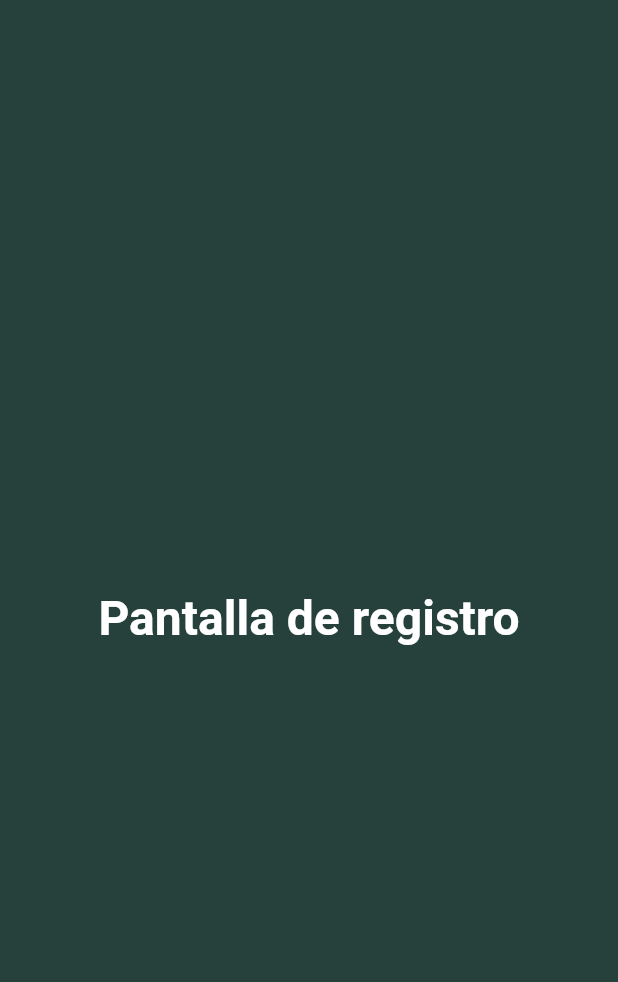
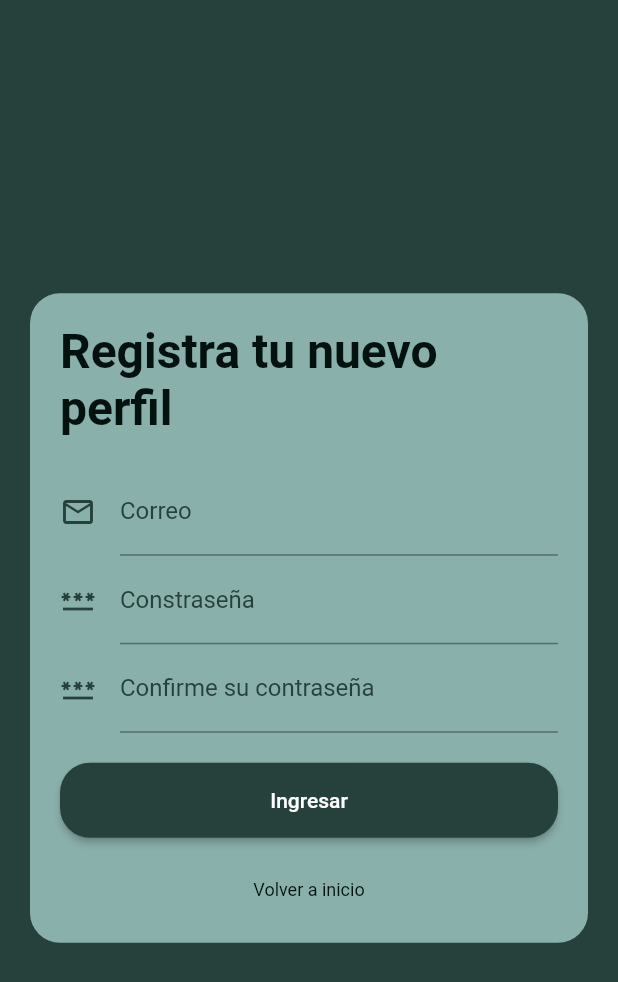
Before and after one commit to iPy849/Pillendar, a Flutter app: the RegisterView screen opened by its route, on a phone screen of 412 x 824 dp. Shown: the top 982 px of the screen. Run offline on Flutter 3.47's test engine with Material 2 defaults, Android fonts, the phone set to English and light mode, and no system bars; our stand-ins replace email_validator, flutter_svg.

Commit message:
Registro UI Completado

```diff
--- a/lib/i18n.dart
+++ b/lib/i18n.dart
@@ -16,6 +16,12 @@ class i18n {
     "Login_view_create_new_profile_button": "Todavía no tengo una cuenta",
     "Development_mesaje":
         "Lo sentimos, estamos trabajando sobre esta funcionalidad",
+    "Register_view_title": "Registra tu nuevo perfil",
+    "Register_view_repeat_password_input_label": "Confirme su contraseña",
+    "Register_view_repeat_password_input_hint": "Reescriba su contraseña",
+    "Register_view_repeat_password_input_incorrect":
+        "Su contraseña no coincide con la anterior",
+    "Register_view_return_to_login": "Volver a inicio"
   };
 
   static const Map<String, String> _en = {
@@ -31,6 +37,12 @@ class i18n {
     "Login_view_forget_password_button": "I forgot my password",
     "Login_view_create_new_profile_button": "I don't have an account yet",
     "Development_mesaje": "We are sorry, we still working on this feature",
+    "Register_view_title": "Register your new profile",
+    "Register_view_repeat_password_input_label": "Password Confirmation",
+    "Register_view_repeat_password_input_hint": "Write your password again",
+    "Register_view_repeat_password_input_incorrect":
+        "Your password does not match each other",
+    "Register_view_return_to_login": "Go back to Login"
   };
 
   static String getText(String key) {
--- a/lib/main.dart
+++ b/lib/main.dart
@@ -1,4 +1,5 @@
 import 'package:flutter/material.dart';
+import 'package:flutter/services.dart';
 import 'package:pillendar_app/navigation/navigation.dart';
 import 'package:pillendar_app/theme/theme.dart';
 
@@ -9,6 +10,13 @@ void main() {
 
 void initSettings() {
   // TODO: Ajustar las variables globales como el idioma
+
+  // Ajuste de orientación de pantalla
+  WidgetsFlutterBinding.ensureInitialized();
+  SystemChrome.setPreferredOrientations([
+    DeviceOrientation.portraitUp,
+    DeviceOrientation.portraitDown,
+  ]);
 }
 
 class MyApp extends StatelessWidget {
--- a/lib/utils/Utils.dart
+++ b/lib/utils/Utils.dart
@@ -9,4 +9,8 @@ mixin Utils {
   void navigateToPath(String path, BuildContext context) {
     Navigator.pushNamed(context, path);
   }
+
+  void goToPreviosPath(BuildContext context) {
+    Navigator.pop(context);
+  }
 }
--- a/lib/views/register.dart
+++ b/lib/views/register.dart
@@ -1,19 +1,36 @@
 import 'package:flutter/material.dart';
 import 'package:pillendar_app/theme/index.dart';
 import 'package:pillendar_app/utils/Utils.dart';
+import 'package:pillendar_app/widgets/register/register_form.dart';
 
 class RegisterView extends StatelessWidget with Utils {
   const RegisterView({super.key});
 
   @override
   Widget build(BuildContext context) {
-    return const Scaffold(
-      backgroundColor: AppColors.darkPrimary,
+    return Scaffold(
       resizeToAvoidBottomInset: false,
-      body: Center(
-        child: Text(
-          "Pantalla de registro",
-          style: AppTextStyle.headingWhite_1,
+      body: GestureDetector(
+        onTap: () {
+          hideKeyboard();
+        },
+        child: Container(
+          // Contenedor externo
+          margin: const EdgeInsets.all(AppStyleConstants.separation),
+          // Acomodar al centro
+          child: Center(
+            // Caja de formulario
+            child: Container(
+              decoration: const BoxDecoration(
+                color: AppColors.primary,
+                borderRadius: BorderRadius.all(
+                  Radius.circular(AppStyleConstants.cornerRadius),
+                ),
+              ),
+              padding: const EdgeInsets.all(AppStyleConstants.separation),
+              child: const RegisterForm(),
+            ),
+          ),
         ),
       ),
     );
--- a/lib/widgets/login/login_form.dart
+++ b/lib/widgets/login/login_form.dart
@@ -25,6 +25,7 @@ class _LoginFormState extends State<LoginForm> with Utils {
         mainAxisAlignment: MainAxisAlignment.start,
         crossAxisAlignment: CrossAxisAlignment.start,
         mainAxisSize: MainAxisSize.min,
+        verticalDirection: VerticalDirection.down,
         children: [
           Center(
             child: Text(i18n.getText("Login_view_title"),
--- a/lib/widgets/register/register_form.dart
+++ b/lib/widgets/register/register_form.dart
@@ -0,0 +1,137 @@
+import 'package:email_validator/email_validator.dart';
+import 'package:flutter/material.dart';
+import 'package:flutter_svg/flutter_svg.dart';
+import 'package:pillendar_app/i18n.dart';
+import 'package:pillendar_app/utils/Utils.dart';
+import 'package:pillendar_app/theme/index.dart';
+
+class RegisterForm extends StatefulWidget {
+  const RegisterForm({super.key});
+
+  @override
+  State<RegisterForm> createState() => _RegisterFormState();
+}
+
+class _RegisterFormState extends State<RegisterForm> with Utils {
+  late String? password;
+  final _formKey = GlobalKey<FormState>();
+
+  @override
+  Widget build(BuildContext context) {
+    return Form(
+      key: _formKey,
+      child: Column(
+        mainAxisAlignment: MainAxisAlignment.start,
+        crossAxisAlignment: CrossAxisAlignment.start,
+        mainAxisSize: MainAxisSize.min,
+        children: [
+          Center(
+            child: Text(i18n.getText("Register_view_title"),
+                style: AppTextStyle.heading_1),
+          ),
+          const SizedBox(
+            height: AppStyleConstants.separation,
+          ),
+          TextFormField(
+            keyboardType: TextInputType.emailAddress,
+            validator: (v) {
+              if (v == null || v.isEmpty || !EmailValidator.validate(v)) {
+                return i18n.getText("Login_view_email_input_incorrect");
+              }
+              return null;
+            },
+            decoration: InputDecoration(
+              hintText: i18n.getText("Login_view_email_input_hint"),
+              label: Text(
+                i18n.getText("Login_view_email_input_label"),
+                style: const TextStyle(color: AppColors.darkPrimary),
+              ),
+              icon: const Icon(
+                Icons.email_outlined,
+                color: AppColors.darkPrimary,
+              ),
+            ),
+          ),
+          TextFormField(
+            validator: (v) {
+              password = v;
+              if (v == null || v.isEmpty) {
+                return i18n.getText("Login_view_password_input_incorrect");
+              }
+              return null;
+            },
+            obscureText: true,
+            decoration: InputDecoration(
+              hintText: i18n.getText("Login_view_password_input_hint"),
+              label: Text(
+                i18n.getText("Login_view_password_input_label"),
+                style: const TextStyle(color: AppColors.darkPrimary),
+              ),
+              icon: const Icon(
+                Icons.password_outlined,
+                color: AppColors.darkPrimary,
+              ),
+            ),
+          ),
+          TextFormField(
+            validator: (v) {
+              if (v == null || v.isEmpty || v != password) {
+                return i18n
+                    .getText("Register_view_repeat_password_input_incorrect");
+              }
+              return null;
+            },
+            obscureText: true,
+            decoration: InputDecoration(
+              hintText:
+                  i18n.getText("Register_view_repeat_password_input_hint"),
+              label: Text(
+                i18n.getText("Register_view_repeat_password_input_label"),
+                style: const TextStyle(color: AppColors.darkPrimary),
+              ),
+              icon: const Icon(
+                Icons.password_outlined,
+                color: AppColors.darkPrimary,
+              ),
+            ),
+          ),
+          Container(
+            margin: const EdgeInsets.symmetric(
+                vertical: AppStyleConstants.separation),
+            child: ElevatedButton(
+              style: ElevatedButton.styleFrom(
+                minimumSize: const Size.fromHeight(50),
+              ),
+              onPressed: () {
+                if (_formKey.currentState!.validate()) {
+                  ScaffoldMessenger.of(context).showSnackBar(
+                    const SnackBar(content: Text('Datos correctos')),
+                  );
+                }
+                hideKeyboard();
+              },
+              child: Text(
+                i18n.getText("Login_view_login_submit_button"),
+                textAlign: TextAlign.center,
+              ),
+            ),
+          ),
+          Center(
+            child: Column(
+              mainAxisAlignment: MainAxisAlignment.center,
+              children: [
+                TextButton(
+                  onPressed: () => goToPreviosPath(context),
+                  child: Text(
+                    i18n.getText("Register_view_return_to_login"),
+                    style: AppTextStyle.smallText,
+                  ),
+                ),
+              ],
+            ),
+          ),
+        ],
+      ),
+    );
+  }
+}
```
